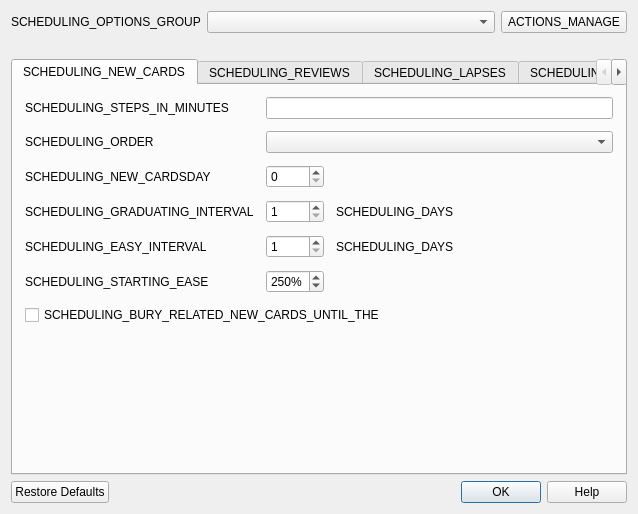
Old version of the form qt/aqt/forms/dconf.ui in the repository ankitects/anki.
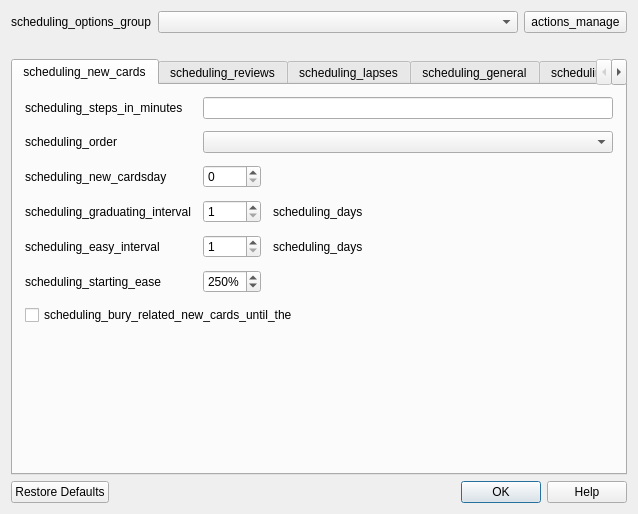
New version of the form.

```diff
--- a/qt/aqt/forms/dconf.ui
+++ b/qt/aqt/forms/dconf.ui
@@ -16,7 +16,7 @@
      <item>
       <widget class="QLabel" name="label_31">
        <property name="text">
-        <string>SCHEDULING_OPTIONS_GROUP</string>
+        <string>scheduling_options_group</string>
        </property>
       </widget>
      </item>
@@ -39,7 +39,7 @@
         </size>
        </property>
        <property name="text">
-        <string>ACTIONS_MANAGE</string>
+        <string>actions_manage</string>
        </property>
        <property name="toolButtonStyle">
         <enum>Qt::ToolButtonTextBesideIcon</enum>
@@ -74,7 +74,7 @@
      </property>
      <widget class="QWidget" name="tab">
       <attribute name="title">
-       <string>SCHEDULING_NEW_CARDS</string>
+       <string>scheduling_new_cards</string>
       </attribute>
       <layout class="QVBoxLayout" name="verticalLayout_2">
        <property name="leftMargin">
@@ -97,7 +97,7 @@
          <item row="5" column="0">
           <widget class="QLabel" name="label_24">
            <property name="text">
-            <string>SCHEDULING_STARTING_EASE</string>
+            <string>scheduling_starting_ease</string>
            </property>
           </widget>
          </item>
@@ -120,7 +120,7 @@
          <item row="1" column="0">
           <widget class="QLabel" name="label_8">
            <property name="text">
-            <string>SCHEDULING_ORDER</string>
+            <string>scheduling_order</string>
            </property>
           </widget>
          </item>
@@ -148,14 +148,14 @@
          <item row="4" column="0">
           <widget class="QLabel" name="label_5">
            <property name="text">
-            <string>SCHEDULING_EASY_INTERVAL</string>
+            <string>scheduling_easy_interval</string>
            </property>
           </widget>
          </item>
          <item row="3" column="0">
           <widget class="QLabel" name="label_4">
            <property name="text">
-            <string>SCHEDULING_GRADUATING_INTERVAL</string>
+            <string>scheduling_graduating_interval</string>
            </property>
           </widget>
          </item>
@@ -169,7 +169,7 @@
          <item row="2" column="0">
           <widget class="QLabel" name="label_6">
            <property name="text">
-            <string>SCHEDULING_NEW_CARDSDAY</string>
+            <string>scheduling_new_cardsday</string>
            </property>
           </widget>
          </item>
@@ -179,7 +179,7 @@
          <item row="0" column="0">
           <widget class="QLabel" name="label_2">
            <property name="text">
-            <string>SCHEDULING_STEPS_IN_MINUTES</string>
+            <string>scheduling_steps_in_minutes</string>
            </property>
           </widget>
          </item>
@@ -189,14 +189,14 @@
          <item row="6" column="0" colspan="3">
           <widget class="QCheckBox" name="bury">
            <property name="text">
-            <string>SCHEDULING_BURY_RELATED_NEW_CARDS_UNTIL_THE</string>
+            <string>scheduling_bury_related_new_cards_until_the</string>
            </property>
           </widget>
          </item>
          <item row="4" column="2">
           <widget class="QLabel" name="label_9">
            <property name="text">
-            <string>SCHEDULING_DAYS</string>
+            <string>scheduling_days</string>
            </property>
           </widget>
          </item>
@@ -209,7 +209,7 @@
             </sizepolicy>
            </property>
            <property name="text">
-            <string>SCHEDULING_DAYS</string>
+            <string>scheduling_days</string>
            </property>
           </widget>
          </item>
@@ -232,7 +232,7 @@
      </widget>
      <widget class="QWidget" name="tab_3">
       <attribute name="title">
-       <string>SCHEDULING_REVIEWS</string>
+       <string>scheduling_reviews</string>
       </attribute>
       <layout class="QVBoxLayout" name="verticalLayout_4">
        <property name="leftMargin">
@@ -401,7 +401,7 @@
      </widget>
      <widget class="QWidget" name="tab_2">
       <attribute name="title">
-       <string>SCHEDULING_LAPSES</string>
+       <string>scheduling_lapses</string>
       </attribute>
       <layout class="QVBoxLayout" name="verticalLayout_3">
        <property name="leftMargin">
@@ -555,7 +555,7 @@
      </widget>
      <widget class="QWidget" name="tab_5">
       <attribute name="title">
-       <string>SCHEDULING_GENERAL</string>
+       <string>scheduling_general</string>
       </attribute>
       <layout class="QVBoxLayout" name="verticalLayout_6">
        <property name="leftMargin">
@@ -645,7 +645,7 @@
      </widget>
      <widget class="QWidget" name="tab_4">
       <attribute name="title">
-       <string>SCHEDULING_DESCRIPTION</string>
+       <string>scheduling_description</string>
       </attribute>
       <layout class="QVBoxLayout" name="verticalLayout_5">
        <property name="spacing">
```
Left out of the diff: 48 changed lines with no effect on the pictures.
